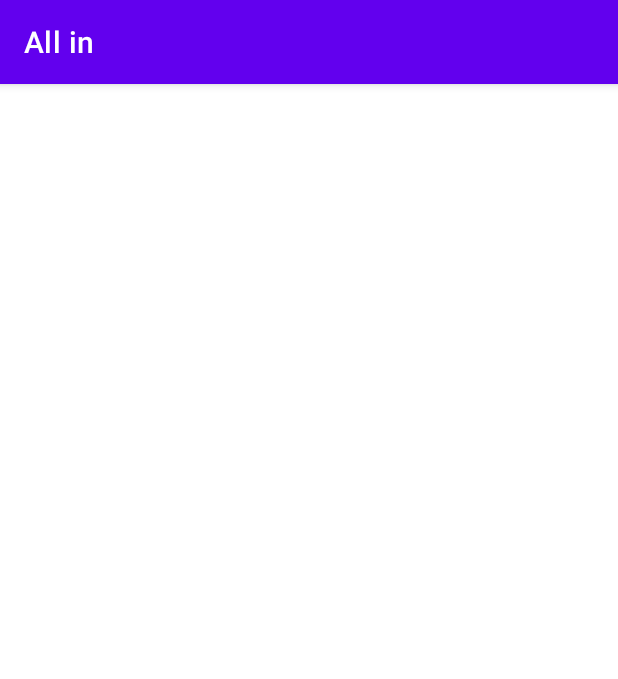
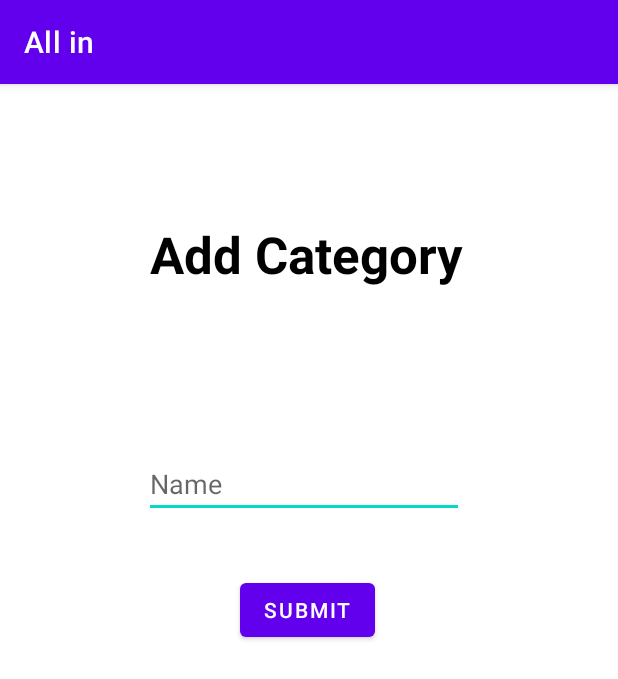
Before and after one commit to alikashlan10/Allin, an Android app: the AddCategoryActivity screen opened directly, with no data from a screen before it, on a phone screen of 412 x 824 dp. Shown: the top 679 px of the screen. Run offline under Robolectric (Android 15) with nearby library versions, the phone set to English and light mode, and no system bars.

Commit message:
add & edit categories

```diff
--- a/app/src/main/java/com/example/allin/AddCategoryActivity.java
+++ b/app/src/main/java/com/example/allin/AddCategoryActivity.java
@@ -2,7 +2,12 @@ package com.example.allin;
 
 import androidx.appcompat.app.AppCompatActivity;
 
+import android.content.Intent;
 import android.os.Bundle;
+import android.view.View;
+import android.widget.Button;
+import android.widget.EditText;
+import android.widget.TextView;
 
 public class AddCategoryActivity extends AppCompatActivity {
 
@@ -10,5 +15,40 @@ public class AddCategoryActivity extends AppCompatActivity {
     protected void onCreate(Bundle savedInstanceState) {
         super.onCreate(savedInstanceState);
         setContentView(R.layout.activity_add_category);
+        //get "categoryName" from "CategoryAdapter" in EDIT case
+        Intent intent = getIntent();
+        String categoryName = intent.getStringExtra("categoryName");
+
+        EditText addCategoryEditText = findViewById(R.id.addCategoryEditText);
+        //EDIT case
+        if(categoryName != null)
+            addCategoryEditText.setHint(categoryName);
+        Button addCategorySubmitButton = findViewById(R.id.addCategorySubmitButton);
+
+        OnlineShoppingSystem system = OnlineShoppingSystem.getInstance();
+        DbHelper dbHelper = new DbHelper(this);
+        addCategorySubmitButton.setOnClickListener(new View.OnClickListener() {
+            @Override
+            public void onClick(View view) {
+                if(categoryName == null){ //ADD case
+                    Category newCategory = new Category(addCategoryEditText.getText().toString());
+                    int categoryID = (int)dbHelper.insertNewCategory(newCategory);
+                    newCategory.setCategoryId(categoryID);
+                    system.getCategories().add(newCategory);
+                    Intent intent = new Intent(AddCategoryActivity.this, CategoryActivity.class);
+                    startActivity(intent);
+                }
+                else{ //EDIT case
+                    Category toBeEditCategory = system.getCategoryIdByName(categoryName);
+                    toBeEditCategory.setCategoryName(addCategoryEditText.getText().toString());
+                    //dbHelper.updateCategory();
+                }
+                //go back to "CategoryActivity"
+                Intent intent = new Intent(AddCategoryActivity.this, CategoryActivity.class);
+                startActivity(intent);
+            }
+        });
+
+
     }
 }
--- a/app/src/main/java/com/example/allin/LoginActivity.java
+++ b/app/src/main/java/com/example/allin/LoginActivity.java
@@ -63,7 +63,7 @@ public class LoginActivity extends AppCompatActivity {
         regbtn.setOnClickListener(new View.OnClickListener() {
             @Override
             public void onClick(View v) {
-                Intent intent = new Intent(LoginActivity.this, RegisterActivity.class);
+                Intent intent = new Intent(LoginActivity.this, CategoryActivity.class);
                 startActivity(intent);
             }
         });
--- a/app/src/main/res/layout/activity_add_category.xml
+++ b/app/src/main/res/layout/activity_add_category.xml
@@ -6,4 +6,40 @@
     android:layout_height="match_parent"
     tools:context=".AddCategoryActivity">
 
+    <EditText
+        android:id="@+id/addCategoryEditText"
+        android:layout_width="wrap_content"
+        android:layout_height="wrap_content"
+        android:layout_marginStart="96dp"
+        android:layout_marginTop="244dp"
+        android:ems="10"
+        android:hint="Name"
+        android:inputType="text"
+        app:layout_constraintStart_toStartOf="parent"
+        app:layout_constraintTop_toTopOf="parent" />
+
+    <Button
+        android:id="@+id/addCategorySubmitButton"
+        android:layout_width="wrap_content"
+        android:layout_height="wrap_content"
+        android:layout_marginStart="160dp"
+        android:text="Submit"
+        app:layout_constraintBottom_toBottomOf="parent"
+        app:layout_constraintStart_toStartOf="parent"
+        app:layout_constraintTop_toBottomOf="@+id/addCategoryEditText"
+        app:layout_constraintVertical_bias="0.086" />
+
+    <TextView
+        android:id="@+id/addCategoryTextView"
+        android:layout_width="wrap_content"
+        android:layout_height="wrap_content"
+        android:layout_marginStart="100dp"
+        android:text="Add Category"
+        android:textColor="#000000"
+        android:textSize="34sp"
+        android:textStyle="bold"
+        app:layout_constraintBottom_toTopOf="@+id/addCategoryEditText"
+        app:layout_constraintStart_toStartOf="parent"
+        app:layout_constraintTop_toTopOf="parent"
+        app:layout_constraintVertical_bias="0.455" />
 </androidx.constraintlayout.widget.ConstraintLayout>
```
Also changed, not shown: app/src/main/java/com/example/allin/CategoryActivity.java (+13 -0 lines), app/src/main/java/com/example/allin/CategoryAdapter.java (+13 -0 lines), app/src/main/res/layout/activity_category.xml (+13 -1 lines).
